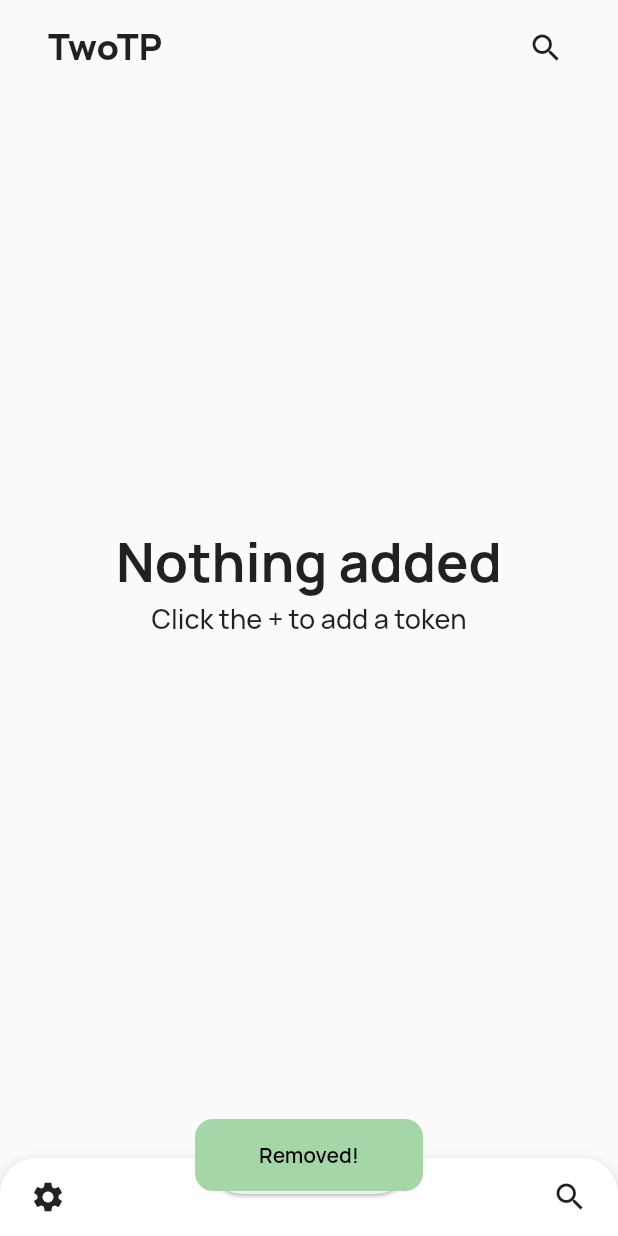
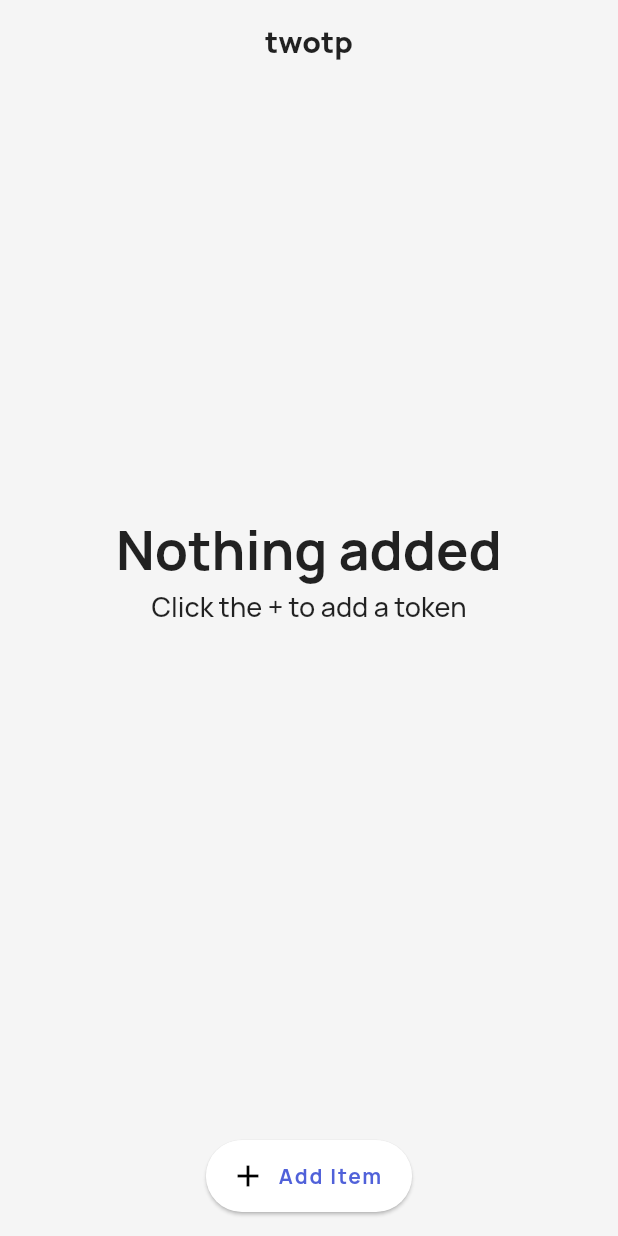
Before and after one commit to AutinMitra/2tp, a Flutter app: the EditItemPage screen opened directly with empty values, after a tap on "Remove", on a phone screen of 412 x 824 dp. Run offline on Flutter 3.47's test engine with Material 2 defaults, Android fonts, the phone set to English and light mode, and no system bars; drawn by our look-alikes of oktoast; our stand-ins replace bloc, equatable, flutter_bloc, flutter_secure_storage, shared_preferences; missing offline and left inert: base32, qr_code_scanner; accounts and stored records are empty.

Commit message:
Refactoring in proccess - new UI updates

```diff
--- a/lib/components/cards.dart
+++ b/lib/components/cards.dart
@@ -1,17 +1,23 @@
+import 'dart:math';
+
+import 'package:flutter/cupertino.dart';
 import 'package:flutter/material.dart';
 import 'package:flutter/services.dart';
-import 'package:oktoast/oktoast.dart';
-import 'package:twotp/components/toast.dart';
 import 'package:twotp/screens/edit_item.dart';
 import 'package:twotp/theme/palette.dart';
-import 'package:twotp/theme/values.dart';
 import 'package:twotp/totp/totp.dart';
+
+double _cardBorderRadius = 32;
+int elevation = 2;
+Color _spinnerColor = Palette.medBlue;
+Color _spinnerBackgroundColor = Palette.scLight;
+Color _shadowColor = Color(0x1A000000);
+double _gapSize = 8;
 
 class TwoTPCard extends StatefulWidget {
   final TOTPItem totpItem;
-  final Color color;
 
-  TwoTPCard(this.totpItem, {this.color = Palette.defaultCardColor});
+  TwoTPCard(this.totpItem);
 
   @override
   _TwoTPCardState createState() => _TwoTPCardState();
@@ -23,15 +29,17 @@ class _TwoTPCardState extends State<TwoTPCard>
   Animation<double> _animation;
 
   int get _secondsSinceEpoch =>
-      (DateTime
-          .now()
-          .millisecondsSinceEpoch / 1000).round();
+      (DateTime.now().millisecondsSinceEpoch / 1000).round();
+
+  int get _timeLeft => widget.totpItem.period - _secondsSinceEpoch % widget.totpItem.period;
 
   double get _percentComplete =>
       (_secondsSinceEpoch % widget.totpItem.period) / widget.totpItem.period;
 
   String get _code =>
-      widget.totpItem.generateCode(_secondsSinceEpoch, pretty: true);
+      widget.totpItem.generateCode(_secondsSinceEpoch, pretty: false);
+
+  bool _warning = false;
 
   String _totpCode;
 
@@ -44,8 +52,7 @@ class _TwoTPCardState extends State<TwoTPCard>
   @override
   void initState() {
     super.initState();
-    _totpCode = _code;
-    _animationController = AnimationController(
+    _totpCode = _code;    _animationController = AnimationController(
         duration: Duration(seconds: widget.totpItem.period),
         animationBehavior: AnimationBehavior.preserve,
         lowerBound: 0.0,
@@ -53,10 +60,17 @@ class _TwoTPCardState extends State<TwoTPCard>
         vsync: this);
     _animationController.forward(from: _percentComplete);
     _animation = Tween(begin: 0.0, end: 1.0).animate(_animationController)
+      ..addListener(() {
+        if(_timeLeft <= 10)
+          setState(() {
+            _warning = true;
+          });
+      })
       ..addStatusListener((AnimationStatus status) {
         if (status == AnimationStatus.completed) {
           setState(() {
             _totpCode = _code;
+            _warning = false;
           });
           _animationController.repeat();
           _animationController.forward(from: _percentComplete);
@@ -66,32 +80,39 @@ class _TwoTPCardState extends State<TwoTPCard>
 
   @override
   Widget build(BuildContext context) {
+    int digits = widget.totpItem.digits;
+    List<Widget> numbers = [];
+    int validDig = (digits == 6 || digits == 8) ? digits : 6;
+
+    String code = _totpCode ?? _code;
+    for (int i = 0; i < validDig; i++) {
+      numbers.add(_NumberSlot(number: code[i], smallDigits: (digits > 6), warning: _warning));
+      if (i == validDig / 2 - 1) numbers.add(SizedBox(width: _gapSize));
+    }
+
     return Material(
-      elevation: 2.0,
-      shadowColor: widget.color,
-      borderRadius: BorderRadius.circular(24.0),
+      borderRadius: BorderRadius.circular(_cardBorderRadius),
       clipBehavior: Clip.hardEdge,
+      elevation: 16,
+      shadowColor: _shadowColor,
       child: Ink(
         decoration: BoxDecoration(
-          color: widget.color,
+          color: Theme.of(context).backgroundColor,
         ),
         child: InkWell(
           onLongPress: () {
-            Navigator.push(context, MaterialPageRoute<void>(
-                builder: (context) => EditItemPage(widget.totpItem)
-            ));
+            Navigator.push(
+                context,
+                MaterialPageRoute<void>(
+                    builder: (context) => EditItemPage(widget.totpItem)));
           },
-          splashColor: Color(0x2AFFFFFF),
+          splashColor: Color(0x2ACFCFCF),
           highlightColor: Colors.transparent,
-          customBorder:
-          RoundedRectangleBorder(borderRadius: BorderRadius.circular(32)),
+          customBorder: RoundedRectangleBorder(
+              borderRadius: BorderRadius.circular(_cardBorderRadius)),
           onTap: () {
             Clipboard.setData(ClipboardData(text: _code));
-            showToastWidget(
-              ToastMessage(message: "Copied!"),
-              position: ToastPosition.bottom,
-              duration: Values.toastDuration
-            );
+            // TODO: Toast copy
           },
           child: Container(
             padding: EdgeInsets.all(24),
@@ -105,9 +126,7 @@ class _TwoTPCardState extends State<TwoTPCard>
                           ? Text(
                               widget.totpItem.accountName,
                               style: TextStyle(
-                            fontSize: 14,
-                            color: Palette.textDark,
-                            fontWeight: FontWeight.w500),
+                                  fontSize: 14, fontWeight: FontWeight.w500),
                             )
                           : Container(),
                       SizedBox(
@@ -118,38 +137,34 @@ class _TwoTPCardState extends State<TwoTPCard>
                           ? Text(
                               widget.totpItem.issuer,
                               style: TextStyle(
-                            fontSize: 20,
-                            color: Palette.textDark,
-                            fontWeight: FontWeight.w700),
+                                  fontSize: 20, fontWeight: FontWeight.w700),
                             )
                           : Container(),
                       SizedBox(
-                        height: 4,
+                        height: 12,
                       ),
-                      Text(
-                        _totpCode ?? _code,
-                        style: TextStyle(
-                            fontSize: 42,
-                            color: Palette.textDark,
-                            fontWeight: FontWeight.w900),
-                      ),
+                      Row(
+                        children: numbers
+                      )
                     ]),
                 Positioned(
                   right: 8,
                   top: 8,
                   child: AnimatedBuilder(
                     animation: _animation,
-                    builder: (context, child) =>
-                        Container(
+                    builder: (context, child) => Container(
                       width: 24,
                       height: 24,
                       margin: EdgeInsets.only(right: 4.0),
                       child: CircularProgressIndicator(
                         value: _animation.value,
                         strokeWidth: 5,
-                            backgroundColor: Color(0x3AFFFFFF),
+                        backgroundColor: _spinnerBackgroundColor,
                         valueColor: new AlwaysStoppedAnimation(
-                                Palette.textDark),
+                            (_warning)
+                                ? Palette.medRed
+                                : _spinnerColor
+                        ),
                       ),
                     ),
                   ),
@@ -169,40 +184,40 @@ class FakeTwoTPCard extends StatelessWidget {
   final String algorithm;
   final String accountName;
   final String issuer;
-  final Color color;
 
-  FakeTwoTPCard({this.digits = 6,
+  FakeTwoTPCard(
+      {this.digits = 6,
       this.period = 30,
       this.algorithm = "SHA1",
       this.accountName = "",
-    this.issuer = "",
-    this.color = Palette.defaultCardColor});
+      this.issuer = ""});
 
-  String _generateCode() {
-    String s = "";
+  List<Widget> _generateCode() {
+    List<Widget> numbers = [];
     int validDig = (digits == 6 || digits == 8) ? digits : 6;
     for (int i = 1; i <= validDig; i++) {
-      s += i.toString();
+      numbers.add(_NumberSlot(number: "$i", smallDigits: (digits > 6)));
+      if (i == validDig / 2) numbers.add(SizedBox(width: _gapSize));
     }
-    s = TOTP.formatOTP(s);
-    return s;
+    return numbers;
   }
 
   @override
   Widget build(BuildContext context) {
     return Material(
-      elevation: 2.0,
-      borderRadius: BorderRadius.circular(24.0),
+      elevation: 16,
+      shadowColor: _shadowColor,
+      borderRadius: BorderRadius.circular(_cardBorderRadius),
       clipBehavior: Clip.hardEdge,
       child: Ink(
         decoration: BoxDecoration(
-          color: color,
+          color: Theme.of(context).backgroundColor,
         ),
         child: InkWell(
           splashColor: Color(0x2AFFFFFF),
           highlightColor: Colors.transparent,
-          customBorder:
-          RoundedRectangleBorder(borderRadius: BorderRadius.circular(32)),
+          customBorder: RoundedRectangleBorder(
+              borderRadius: BorderRadius.circular(_cardBorderRadius)),
           onTap: () {},
           child: Container(
             padding: EdgeInsets.all(24),
@@ -216,9 +231,7 @@ class FakeTwoTPCard extends StatelessWidget {
                           ? Text(
                               accountName,
                               style: TextStyle(
-                            fontSize: 14,
-                            color: Palette.textDark,
-                            fontWeight: FontWeight.w500),
+                                  fontSize: 14, fontWeight: FontWeight.w500),
                             )
                           : Container(),
                       SizedBox(
@@ -228,21 +241,13 @@ class FakeTwoTPCard extends StatelessWidget {
                           ? Text(
                               issuer,
                               style: TextStyle(
-                            fontSize: 20,
-                            color: Palette.textDark,
-                            fontWeight: FontWeight.w700),
+                                  fontSize: 20, fontWeight: FontWeight.w700),
                             )
                           : Container(),
                       SizedBox(
-                        height: 4,
+                        height: 12,
                       ),
-                      Text(
-                        _generateCode(),
-                        style: TextStyle(
-                            fontSize: 42,
-                            color: Palette.textDark,
-                            fontWeight: FontWeight.w900),
-                      ),
+                      Row(children: _generateCode())
                     ]),
                 Positioned(
                   right: 8,
@@ -254,8 +259,8 @@ class FakeTwoTPCard extends StatelessWidget {
                     child: CircularProgressIndicator(
                       value: 0.3,
                       strokeWidth: 5,
-                      backgroundColor: Color(0x3AFFFFFF),
-                      valueColor: new AlwaysStoppedAnimation(Palette.textDark),
+                      backgroundColor: _spinnerBackgroundColor,
+                      valueColor: new AlwaysStoppedAnimation(_spinnerColor),
                     ),
                   ),
                 ),
@@ -267,3 +272,40 @@ class FakeTwoTPCard extends StatelessWidget {
     );
   }
 }
+
+class _NumberSlot extends StatelessWidget {
+  final bool warning, smallDigits;
+  final String number;
+
+  _NumberSlot(
+      {this.warning: false, this.smallDigits: false, @required this.number})
+      : assert(number != null);
+
+  @override
+  Widget build(BuildContext context) {
+    var darkMode = Theme.of(context).brightness == Brightness.dark;
+    var textColor = (warning)
+        ? Palette.medRed
+        : (darkMode) ? Palette.textDark : Palette.medBlue;
+    var bgColor = (darkMode)
+        ? Theme.of(context).scaffoldBackgroundColor
+        : (warning) ? Palette.lightRed : Palette.lightBlue;
+
+    return AnimatedContainer(
+      padding: EdgeInsets.symmetric(vertical: 8, horizontal: 10),
+      margin: EdgeInsets.only(right: 6),
+      decoration: BoxDecoration(
+        borderRadius: BorderRadius.circular(12),
+        color: bgColor,
+      ),
+      duration: Duration(milliseconds: 300),
+      child: Center(
+        child: Text(
+          number,
+          style: TextStyle(
+              color: textColor, fontWeight: FontWeight.bold, fontSize: 24, fontFamily: "JetBrainsMono"),
+        ),
+      ),
+    );
+  }
+}
--- a/lib/components/text_fields.dart
+++ b/lib/components/text_fields.dart
@@ -28,11 +28,15 @@ class AdvancedFormTextField extends StatelessWidget {
         decoration: InputDecoration(
             hintText: hintText,
             labelText: labelText,
-            filled: true,
-            border: UnderlineInputBorder(
-                borderRadius: BorderRadius.only(
-                    topLeft: Radius.circular(12.0),
-                    topRight: Radius.circular(12.0)))),
+            filled: false,
+            enabledBorder: OutlineInputBorder(
+              borderRadius: BorderRadius.circular(12),
+              borderSide: BorderSide(
+                width: 2
+              )
+            ),
+          border: OutlineInputBorder()
+        ),
         onChanged: onChanged);
   }
 }
--- a/lib/components/toast.dart
+++ /dev/null
@@ -1,31 +0,0 @@
-import 'package:flutter/material.dart';
-import 'package:twotp/theme/palette.dart';
-import 'package:twotp/theme/text_styles.dart';
-
-class ToastMessage extends StatelessWidget {
-  final String message;
-  final bool error;
-
-  ToastMessage({this.message, this.error = false})
-  : assert(message != null);
-
-  @override
-  Widget build(BuildContext context) {
-    return Container(
-        constraints: BoxConstraints(
-          maxHeight: 48,
-          maxWidth: 152
-        ),
-        decoration: BoxDecoration(
-          color: (!error) ? Palette.lightGreen : Palette.lightRed,
-          borderRadius: BorderRadius.circular(12.0)
-        ),
-        padding: const EdgeInsets.symmetric(vertical: 12.0, horizontal: 24.0),
-        child: Center(
-          child: Text(message,
-            style: TextStyles.toastText.copyWith(color: Colors.black)
-          )
-        )
-    );
-  }
-}
--- a/lib/main.dart
+++ b/lib/main.dart
@@ -1,6 +1,5 @@
 import 'package:flutter/material.dart';
 import 'package:flutter_bloc/flutter_bloc.dart';
-import 'package:oktoast/oktoast.dart';
 import 'package:shared_preferences/shared_preferences.dart';
 import 'package:twotp/blocs/config/config_bloc.dart';
 import 'package:twotp/blocs/config/config_event.dart';
@@ -49,8 +48,7 @@ class _TwoTPState extends State<TwoTP> {
       ThemeData tDark = (themeVal == 0) ? Themes.lightMode : Themes.darkMode;
 
       // The final material app
-      return OKToast(
-        child: MaterialApp(
+      return MaterialApp(
         title: 'TwoTP',
         debugShowCheckedModeBanner: false,
         theme: tLight,
@@ -61,7 +59,6 @@ class _TwoTPState extends State<TwoTP> {
           '/add/advanced': (context) => AdvancedTOTPPage(),
           '/settings': (context) => SettingsPage(),
         },
-        ),
       );
     });
   }
--- a/lib/screens/edit_item.dart
+++ b/lib/screens/edit_item.dart
@@ -2,16 +2,13 @@ import 'package:base32/base32.dart';
 import 'package:flutter/material.dart';
 import 'package:flutter/services.dart';
 import 'package:flutter_bloc/flutter_bloc.dart';
-import 'package:oktoast/oktoast.dart';
 import 'package:twotp/blocs/totp/totp_bloc.dart';
 import 'package:twotp/blocs/totp/totp_event.dart';
 import 'package:twotp/components/cards.dart';
 import 'package:twotp/components/scroll_behaviors.dart';
 import 'package:twotp/components/text_fields.dart';
-import 'package:twotp/components/toast.dart';
 import 'package:twotp/theme/palette.dart';
 import 'package:twotp/theme/text_styles.dart';
-import 'package:twotp/theme/values.dart';
 import 'package:twotp/totp/totp.dart';
 
 class EditItemPage extends StatefulWidget {
@@ -78,9 +75,7 @@ class _EditItemPageState extends State<EditItemPage> {
     totpBloc.add(RemoveItemEvent(widget.totpItem));
     Navigator.pushNamedAndRemoveUntil(context, "/", (r) => false);
 
-    // Toast
-    showToastWidget(ToastMessage(message: "Removed!"),
-        position: ToastPosition.bottom);
+    // TODO: Toast
   }
 
   void save(BuildContext context) {
@@ -106,12 +101,6 @@ class _EditItemPageState extends State<EditItemPage> {
       totpBloc.add(ReplaceItemEvent(item, replacement));
       Navigator.pushNamedAndRemoveUntil(context, "/", (r) => false);
 
-      // TODO: Toast/Confirmation
-      showToastWidget(
-        ToastMessage(message: "Saved!"),
-        position: ToastPosition.bottom,
-        duration: Values.toastDuration
-      );
     }
   }
 
@@ -148,7 +137,7 @@ class _EditItemPageState extends State<EditItemPage> {
         child: Form(
           key: _formKey,
           child: ListView(
-            padding: EdgeInsets.fromLTRB(24, 0, 24, 18),
+            padding: EdgeInsets.fromLTRB(24, 0, 24, 0),
             children: <Widget>[
               SizedBox(height: 16),
               Hero(tag: widget.totpItem.toString(), child: _generateCard()),
@@ -177,7 +166,19 @@ class _EditItemPageState extends State<EditItemPage> {
                   ),
                 ],
               ),
-              SizedBox(height: 16),
+              SizedBox(height: 18),
+              _textFields()
+            ],
+          ),
+        ),
+      ),
+    );
+  }
+
+  Widget _textFields() {
+    return Column(
+      crossAxisAlignment: CrossAxisAlignment.start,
+      children: <Widget>[
         AdvancedFormTextField(
           obscureText: true,
           validator: (value) {
@@ -266,9 +267,6 @@ class _EditItemPageState extends State<EditItemPage> {
         ),
         SizedBox(height: 16),
       ],
-          ),
-        ),
-      ),
     );
   }
 }
--- a/lib/screens/home.dart
+++ b/lib/screens/home.dart
@@ -20,79 +20,27 @@ class HomePage extends StatelessWidget {
       statusBarIconBrightness: (Theme.of(context).brightness == Brightness.dark)
           ? Brightness.light
           : Brightness.dark,
+      systemNavigationBarColor: Theme.of(context).scaffoldBackgroundColor
     ));
     return Scaffold(
-      appBar: PreferredSize(
-        preferredSize: Size.fromHeight(0.0),
-        child: AppBar(
-          backgroundColor: Colors.transparent,
-        ),
+      appBar: AppBar(
+        backgroundColor: Colors.transparent,
+        centerTitle: true,
+        title: Text("twotp", style: TextStyles.appBarTitle),
       ),
       floatingActionButton: FloatingActionButton.extended(
-        backgroundColor: Palette.accent,
+        backgroundColor: Colors.white,
         elevation: 1.0,
-        icon: Icon(Icons.add, color: Palette.primary),
+        icon: Icon(Icons.add, color: Colors.black),
         label: Text("Add Item", style: TextStyles.addItemButtonText),
         onPressed: () {
           Navigator.pushNamed(context, "/add/qr");
         },
       ),
-      floatingActionButtonLocation: FloatingActionButtonLocation.centerDocked,
-      bottomNavigationBar: Material(
-        borderRadius: BorderRadius.vertical(top: Radius.circular(24)),
-        clipBehavior: Clip.hardEdge,
-        elevation: 8.0,
-        child: Container(
-          height: 52,
-          child: Padding(
-            padding: const EdgeInsets.only(left: 8.0, right: 8.0),
-            child: Row(
-              mainAxisAlignment: MainAxisAlignment.spaceBetween,
-              crossAxisAlignment: CrossAxisAlignment.center,
-              children: <Widget>[
-                IconButton(
-                  icon: new Icon(Icons.settings),
-                  onPressed: () {
-                    Navigator.pushNamed(context, "/settings");
-                  },
-                ),
-                IconButton(
-                  icon: new Icon(Icons.search),
-                  onPressed: () {
-//                Navigator.pushNamed(context, '/add/qr');
-                  },
-                ),
-              ],
-            ),
-          ),
-        ),
-      ),
+      floatingActionButtonLocation: FloatingActionButtonLocation.centerFloat,
       body: ScrollConfiguration(
           behavior: NoOverScrollBehavior(), child: _TOTPList()),
     );
-  }
-}
-
-class _TwoTPAppBar extends StatelessWidget {
-  @override
-  Widget build(BuildContext context) {
-    return Container(
-      child: Padding(
-        padding: const EdgeInsets.symmetric(horizontal: 24.0, vertical: 8.0),
-        child: Row(
-          mainAxisAlignment: MainAxisAlignment.spaceBetween,
-          children: <Widget>[
-            Padding(
-              padding: const EdgeInsets.only(left: 8.0),
-              child: Text("TwoTP", style: TextStyles.largeAppBarTitle),
-            ),
-            IconButton(
-              icon: Icon(Icons.search),
-              onPressed: () {},
-            )
-          ],
-        ),
-    ));
   }
 }
 
@@ -117,7 +65,6 @@ class _TOTPListState extends State<_TOTPList> {
         return ListView(
           shrinkWrap: true,
           children: <Widget>[
-            _TwoTPAppBar(),
             Center(
               child: Column(
                 children: <Widget>[
@@ -141,7 +88,6 @@ class _TOTPListState extends State<_TOTPList> {
         return ListView(
           shrinkWrap: true,
           children: <Widget>[
-            _TwoTPAppBar(),
             for (var item in state.items)
               Padding(
                 padding: EdgeInsets.fromLTRB(24, 0, 24, 18),
@@ -151,7 +97,7 @@ class _TOTPListState extends State<_TOTPList> {
         );
       } else {
         return Column(
-            children: <Widget>[_TwoTPAppBar(), Text("An error occured")]);
+            children: <Widget>[Text("An error occured")]);
       }
     });
   }
--- a/lib/theme/palette.dart
+++ b/lib/theme/palette.dart
@@ -2,20 +2,22 @@ import 'package:flutter/material.dart';
 
 class Palette {
   static const primary = Color(0xFF5061d9);
-  static const accent = Color(0xFFeceffb);
-  static const lightRed = Color(0xFFffcdd2);
-  static const medRed = Color(0xFFef9a9a);
+  static const accent = Color(0xFFf0f6ff);
+  static const lightRed = Color(0xFFfff0f0);
+  static const medRed = Color(0xFFd73f33);
   static const darkRed = Color(0xFFEF5350);
   static const lightGreen = Color(0xFFa5d6a7);
   static const medGreen = Color(0xFF66bb6a);
   static const darkGreen = Color(0xFF388e3c);
+  static const medBlue = Color(0xFF177fe8);
+  static const lightBlue = Color(0xFFf0f6ff);
   static const defaultCardColor = Color(0xFF474A53);
 
   // Mode-specific
-  static const bgDark = defaultCardColor;
+  static const bgDark = Color(0xFF303135);
   static const bgLight = Color(0xFFFFFFFF);
-  static const scDark = Color(0xFF34343C);
-  static const scLight = Color(0xFFFAFAFA);
+  static const scDark = Color(0xFF000000);
+  static const scLight = Color(0xFFf5f5f5);
   static const textDark = Color(0xFFFFFFFF);
   static const textLight = Color(0xFF000000);
 }
--- a/pubspec.yaml
+++ b/pubspec.yaml
@@ -27,7 +27,7 @@ dependencies:
   uuid: 2.0.4
   flutter_secure_storage: 3.3.1+1
   qr_code_scanner: 0.0.12
-  oktoast: 2.3.1
+  line_icons: ^0.2.0
   # The following adds the Cupertino Icons font to your application.
   # Use with the CupertinoIcons class for iOS style icons.
   cupertino_icons: ^0.1.2
```
Also changed, not shown: lib/screens/advanced_totp.dart (+2 -10 lines), lib/screens/qr_scan.dart (+1 -10 lines), pubspec.lock. Lines whose indentation alone changed are shown as unchanged.
